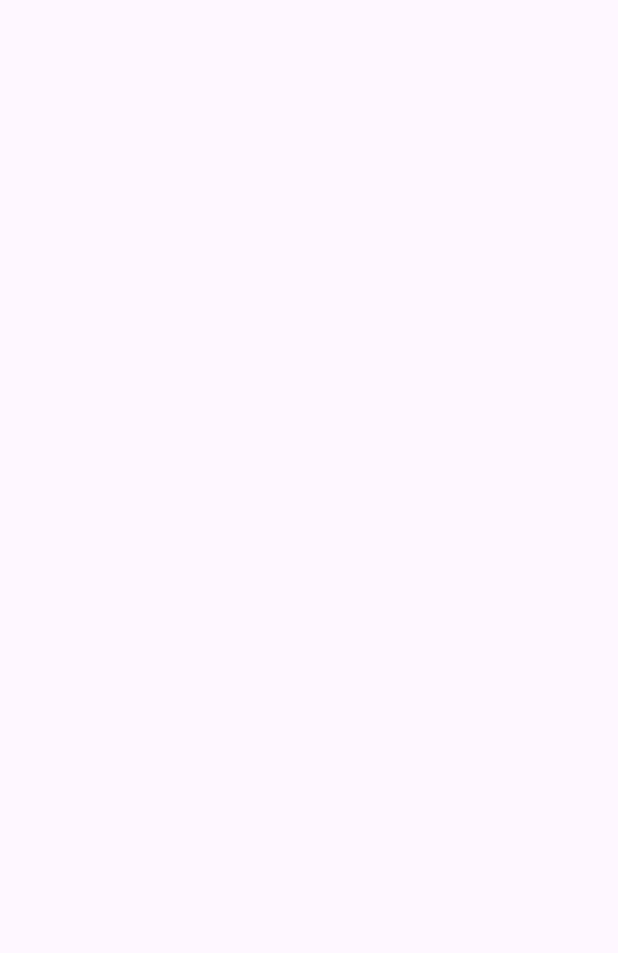
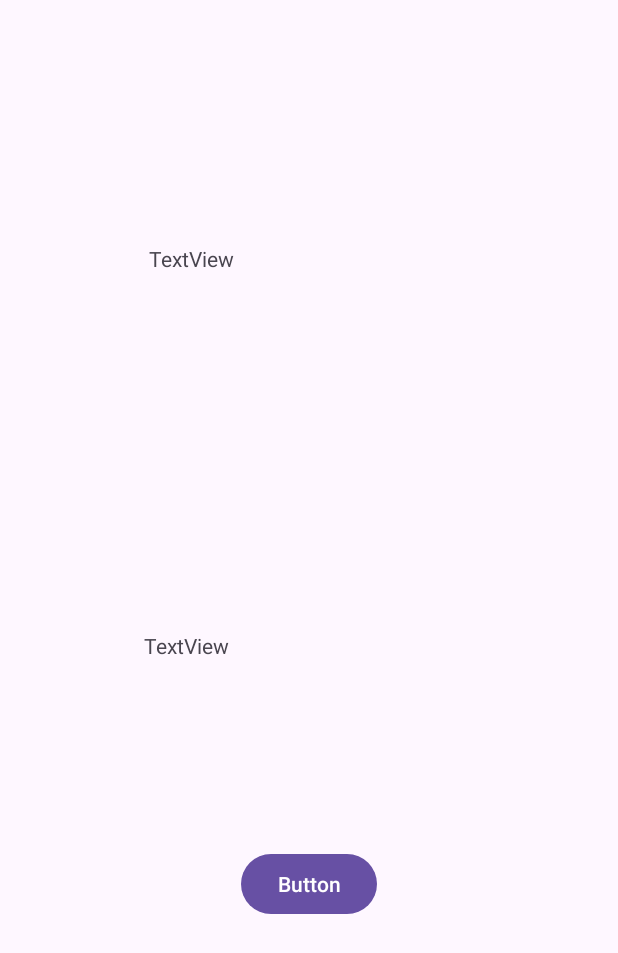
Before and after one commit to Ivan5163-del/android, an Android app: the screen it shows after launch (MainActivity), on a phone screen of 412 x 824 dp. Before the commit the part shown is empty. Shown: the top 953 px of the screen. Run offline under Robolectric (Android 15) with nearby library versions, the light colour scheme and no system bars.

Commit message:
Commit Rama Sensor2.0

```diff
--- a/app/src/main/AndroidManifest.xml
+++ b/app/src/main/AndroidManifest.xml
@@ -1,6 +1,9 @@
 <?xml version="1.0" encoding="utf-8"?>
 <manifest xmlns:android="http://schemas.android.com/apk/res/android"
     xmlns:tools="http://schemas.android.com/tools">
+
+    <uses-permission android:name="android.permission.ACCESS_COARSE_LOCATION" />
+    <uses-permission android:name="android.permission.ACCESS_FINE_LOCATION" />
 
     <application
         android:allowBackup="true"
--- a/app/src/main/res/layout/activity_main.xml
+++ b/app/src/main/res/layout/activity_main.xml
@@ -5,6 +5,42 @@
     android:layout_width="match_parent"
     android:layout_height="match_parent"
     tools:context=".MainActivity">
+
+
+    <TextView
+        android:id="@+id/textView4"
+        android:layout_width="213dp"
+        android:layout_height="38dp"
+        android:layout_marginTop="136dp"
+        android:text="TextView"
+        app:layout_constraintBottom_toTopOf="@+id/textView2"
+        app:layout_constraintEnd_toEndOf="parent"
+        app:layout_constraintStart_toStartOf="parent"
+        app:layout_constraintTop_toTopOf="parent" />
+
+    <TextView
+        android:id="@+id/textView5"
+        android:layout_width="209dp"
+        android:layout_height="42dp"
+        android:text="TextView"
+        app:layout_constraintBottom_toBottomOf="parent"
+        app:layout_constraintEnd_toEndOf="parent"
+        app:layout_constraintHorizontal_bias="0.475"
+        app:layout_constraintStart_toStartOf="parent"
+        app:layout_constraintTop_toBottomOf="@+id/textView1"
+        app:layout_constraintVertical_bias="0.482" />
+
+    <Button
+        android:id="@+id/button"
+        android:layout_width="wrap_content"
+        android:layout_height="wrap_content"
+        android:layout_marginBottom="108dp"
+        android:onClick="ubicacion"
+        android:text="Button"
+        app:layout_constraintBottom_toBottomOf="parent"
+        app:layout_constraintEnd_toEndOf="parent"
+        app:layout_constraintStart_toStartOf="parent"
+        app:layout_constraintTop_toBottomOf="@+id/textView5" />
 
     <TextView
         android:id="@+id/textView1"
@@ -14,7 +50,7 @@
         app:layout_constraintEnd_toEndOf="parent"
         app:layout_constraintStart_toStartOf="parent"
         app:layout_constraintTop_toTopOf="parent"
-        app:layout_constraintVertical_bias="0.074" />
+        app:layout_constraintVertical_bias="0.078" />
 
     <TextView
         android:id="@+id/textView2"
@@ -25,7 +61,7 @@
         app:layout_constraintEnd_toEndOf="parent"
         app:layout_constraintStart_toStartOf="parent"
         app:layout_constraintTop_toBottomOf="@+id/textView1"
-        app:layout_constraintVertical_bias="0.0" />
+        app:layout_constraintVertical_bias="0.161" />
 
     <TextView
         android:id="@+id/textView3"
@@ -34,7 +70,8 @@
         android:layout_marginTop="32dp"
         app:layout_constraintBottom_toBottomOf="parent"
         app:layout_constraintEnd_toEndOf="parent"
+        app:layout_constraintHorizontal_bias="0.464"
         app:layout_constraintStart_toStartOf="parent"
         app:layout_constraintTop_toBottomOf="@+id/textView2"
-        app:layout_constraintVertical_bias="0.0" />
+        app:layout_constraintVertical_bias="0.118" />
 </androidx.constraintlayout.widget.ConstraintLayout>
```
Also changed, not shown: app/src/main/java/com/example/myapplication/MainActivity.java (+84 -10 lines).
